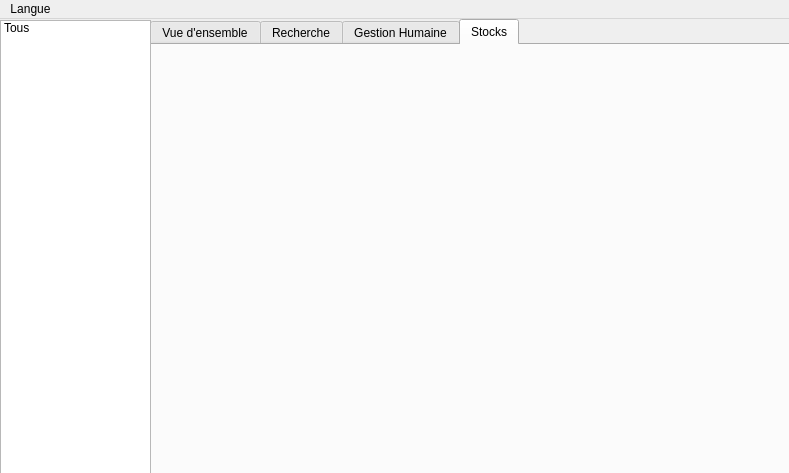
Above: mainwin.ui from limalayla/PadID_Humanitaire before the change. Below: the same form after it.
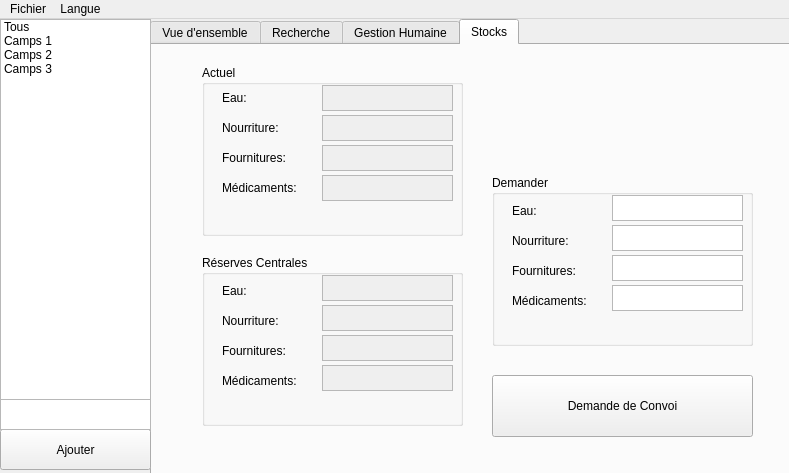
That is the form after the change. The open tabs and pages were chosen to show the change.

Commit message: Realisation du design selon la maquette

What changed in the file:
```diff
--- a/mainwin.ui
+++ b/mainwin.ui
@@ -10,6 +10,18 @@
     <height>473</height>
    </rect>
   </property>
+  <property name="minimumSize">
+   <size>
+    <width>789</width>
+    <height>473</height>
+   </size>
+  </property>
+  <property name="maximumSize">
+   <size>
+    <width>789</width>
+    <height>473</height>
+   </size>
+  </property>
   <property name="windowTitle">
    <string>MainWin</string>
   </property>
@@ -45,15 +57,379 @@
      <attribute name="title">
       <string>Stocks</string>
      </attribute>
+     <widget class="QGroupBox" name="GroupBox_Demande">
+      <property name="geometry">
+       <rect>
+        <x>340</x>
+        <y>130</y>
+        <width>261</width>
+        <height>171</height>
+       </rect>
+      </property>
+      <property name="title">
+       <string>Demander</string>
+      </property>
+      <widget class="QLabel" name="labelEauDemande">
+       <property name="geometry">
+        <rect>
+         <x>20</x>
+         <y>20</y>
+         <width>55</width>
+         <height>31</height>
+        </rect>
+       </property>
+       <property name="text">
+        <string>Eau: </string>
+       </property>
+      </widget>
+      <widget class="QLabel" name="labelMedocDemande">
+       <property name="geometry">
+        <rect>
+         <x>20</x>
+         <y>110</y>
+         <width>141</width>
+         <height>31</height>
+        </rect>
+       </property>
+       <property name="text">
+        <string>Médicaments:</string>
+       </property>
+      </widget>
+      <widget class="QLabel" name="labelFourniDemande">
+       <property name="geometry">
+        <rect>
+         <x>20</x>
+         <y>80</y>
+         <width>141</width>
+         <height>31</height>
+        </rect>
+       </property>
+       <property name="text">
+        <string>Fournitures: </string>
+       </property>
+      </widget>
+      <widget class="QLabel" name="labelNourritureDemande">
+       <property name="geometry">
+        <rect>
+         <x>20</x>
+         <y>50</y>
+         <width>71</width>
+         <height>31</height>
+        </rect>
+       </property>
+       <property name="text">
+        <string>Nourriture:</string>
+       </property>
+      </widget>
+      <widget class="QTextEdit" name="textboxDemandeEau">
+       <property name="enabled">
+        <bool>true</bool>
+       </property>
+       <property name="geometry">
+        <rect>
+         <x>120</x>
+         <y>20</y>
+         <width>131</width>
+         <height>26</height>
+        </rect>
+       </property>
+      </widget>
+      <widget class="QTextEdit" name="textBoxDemandeNourriture">
+       <property name="enabled">
+        <bool>true</bool>
+       </property>
+       <property name="geometry">
+        <rect>
+         <x>120</x>
+         <y>50</y>
+         <width>131</width>
+         <height>26</height>
+        </rect>
+       </property>
+      </widget>
+      <widget class="QTextEdit" name="TextBoxFourniDemande">
+       <property name="enabled">
+        <bool>true</bool>
+       </property>
+       <property name="geometry">
+        <rect>
+         <x>120</x>
+         <y>80</y>
+         <width>131</width>
+         <height>26</height>
+        </rect>
+       </property>
+      </widget>
+      <widget class="QTextEdit" name="TextBoxDemandeMedoc">
+       <property name="enabled">
+        <bool>true</bool>
+       </property>
+       <property name="geometry">
+        <rect>
+         <x>120</x>
+         <y>110</y>
+         <width>131</width>
+         <height>26</height>
+        </rect>
+       </property>
+      </widget>
+     </widget>
+     <widget class="QPushButton" name="Btn_Recherche_2">
+      <property name="geometry">
+       <rect>
+        <x>340</x>
+        <y>330</y>
+        <width>261</width>
+        <height>62</height>
+       </rect>
+      </property>
+      <property name="text">
+       <string>Demande de Convoi</string>
+      </property>
+     </widget>
+     <widget class="QGroupBox" name="groupBox_CampsActu">
+      <property name="geometry">
+       <rect>
+        <x>50</x>
+        <y>20</y>
+        <width>261</width>
+        <height>171</height>
+       </rect>
+      </property>
+      <property name="title">
+       <string>Actuel</string>
+      </property>
+      <widget class="QLabel" name="labelEauActu">
+       <property name="geometry">
+        <rect>
+         <x>20</x>
+         <y>20</y>
+         <width>55</width>
+         <height>26</height>
+        </rect>
+       </property>
+       <property name="text">
+        <string>Eau: </string>
+       </property>
+      </widget>
+      <widget class="QLabel" name="labelNourritureActu">
+       <property name="geometry">
+        <rect>
+         <x>20</x>
+         <y>50</y>
+         <width>71</width>
+         <height>26</height>
+        </rect>
+       </property>
+       <property name="text">
+        <string>Nourriture:</string>
+       </property>
+      </widget>
+      <widget class="QLabel" name="labelMedocActu">
+       <property name="geometry">
+        <rect>
+         <x>20</x>
+         <y>110</y>
+         <width>141</width>
+         <height>26</height>
+        </rect>
+       </property>
+       <property name="text">
+        <string>Médicaments:</string>
+       </property>
+      </widget>
+      <widget class="QLabel" name="labelFourniActu">
+       <property name="geometry">
+        <rect>
+         <x>20</x>
+         <y>80</y>
+         <width>141</width>
+         <height>26</height>
+        </rect>
+       </property>
+       <property name="text">
+        <string>Fournitures: </string>
+       </property>
+      </widget>
+      <widget class="QTextEdit" name="TextEauActu">
+       <property name="enabled">
+        <bool>false</bool>
+       </property>
+       <property name="geometry">
+        <rect>
+         <x>120</x>
+         <y>20</y>
+         <width>131</width>
+         <height>26</height>
+        </rect>
+       </property>
+      </widget>
+      <widget class="QTextEdit" name="textNourritureActu">
+       <property name="enabled">
+        <bool>false</bool>
+       </property>
+       <property name="geometry">
+        <rect>
+         <x>120</x>
+         <y>50</y>
+         <width>131</width>
+         <height>26</height>
+        </rect>
+       </property>
+      </widget>
+      <widget class="QTextEdit" name="textFourniActu">
+       <property name="enabled">
+        <bool>false</bool>
+       </property>
+       <property name="geometry">
+        <rect>
+         <x>120</x>
+         <y>80</y>
+         <width>131</width>
+         <height>26</height>
+        </rect>
+       </property>
+      </widget>
+      <widget class="QTextEdit" name="textMedocActu">
+       <property name="enabled">
+        <bool>false</bool>
+       </property>
+       <property name="geometry">
+        <rect>
+         <x>120</x>
+         <y>110</y>
+         <width>131</width>
+         <height>26</height>
+        </rect>
+       </property>
+      </widget>
+     </widget>
+     <widget class="QGroupBox" name="groupBox_Reserve">
+      <property name="geometry">
+       <rect>
+        <x>50</x>
+        <y>210</y>
+        <width>261</width>
+        <height>171</height>
+       </rect>
+      </property>
+      <property name="title">
+       <string>Réserves Centrales</string>
+      </property>
+      <widget class="QLabel" name="labelEauReserve">
+       <property name="geometry">
+        <rect>
+         <x>20</x>
+         <y>20</y>
+         <width>55</width>
+         <height>31</height>
+        </rect>
+       </property>
+       <property name="text">
+        <string>Eau: </string>
+       </property>
+      </widget>
+      <widget class="QLabel" name="labelNourritureReserve">
+       <property name="geometry">
+        <rect>
+         <x>20</x>
+         <y>50</y>
+         <width>71</width>
+         <height>31</height>
+        </rect>
+       </property>
+       <property name="text">
+        <string>Nourriture:</string>
+       </property>
+      </widget>
+      <widget class="QLabel" name="labelFourniReserve">
+       <property name="geometry">
+        <rect>
+         <x>20</x>
+         <y>80</y>
+         <width>141</width>
+         <height>31</height>
+        </rect>
+       </property>
+       <property name="text">
+        <string>Fournitures: </string>
+       </property>
+      </widget>
+      <widget class="QLabel" name="labelMedocReserve">
+       <property name="geometry">
+        <rect>
+         <x>20</x>
+         <y>110</y>
+         <width>141</width>
+         <height>31</height>
+        </rect>
+       </property>
+       <property name="text">
+        <string>Médicaments:</string>
+       </property>
+      </widget>
+      <widget class="QTextEdit" name="TextEauReserve">
+       <property name="enabled">
+        <bool>false</bool>
+       </property>
+       <property name="geometry">
+        <rect>
+         <x>120</x>
+         <y>20</y>
+         <width>131</width>
+         <height>26</height>
+        </rect>
+       </property>
+      </widget>
+      <widget class="QTextEdit" name="TextNourritureReserve">
+       <property name="enabled">
+        <bool>false</bool>
+       </property>
+       <property name="geometry">
+        <rect>
+         <x>120</x>
+         <y>50</y>
+         <width>131</width>
+         <height>26</height>
+        </rect>
+       </property>
+      </widget>
+      <widget class="QTextEdit" name="TextFourniReserve">
+       <property name="enabled">
+        <bool>false</bool>
+       </property>
+       <property name="geometry">
+        <rect>
+         <x>120</x>
+         <y>80</y>
+         <width>131</width>
+         <height>26</height>
+        </rect>
+       </property>
+      </widget>
+      <widget class="QTextEdit" name="TextMedocReserve">
+       <property name="enabled">
+        <bool>false</bool>
+       </property>
+       <property name="geometry">
+        <rect>
+         <x>120</x>
+         <y>110</y>
+         <width>131</width>
+         <height>26</height>
+        </rect>
+       </property>
+      </widget>
+     </widget>
     </widget>
    </widget>
    <widget class="QListWidget" name="list_camps">
     <property name="geometry">
      <rect>
       <x>0</x>
-      <y>1</y>
+      <y>0</y>
       <width>151</width>
-      <height>461</height>
+      <height>381</height>
      </rect>
     </property>
     <item>
@@ -61,6 +437,47 @@
       <string>Tous</string>
      </property>
     </item>
+    <item>
+     <property name="text">
+      <string>Camps 1</string>
+     </property>
+    </item>
+    <item>
+     <property name="text">
+      <string>Camps 2</string>
+     </property>
+    </item>
+    <item>
+     <property name="text">
+      <string>Camps 3</string>
+     </property>
+    </item>
+   </widget>
+   <widget class="QPushButton" name="Btn_Ajout_Camps">
+    <property name="geometry">
+     <rect>
+      <x>0</x>
+      <y>410</y>
+      <width>151</width>
+      <height>41</height>
+     </rect>
+    </property>
+    <property name="text">
+     <string>Ajouter</string>
+    </property>
+   </widget>
+   <widget class="QTextEdit" name="TextRechercheCamps">
+    <property name="enabled">
+     <bool>true</bool>
+    </property>
+    <property name="geometry">
+     <rect>
+      <x>0</x>
+      <y>380</y>
+      <width>151</width>
+      <height>31</height>
+     </rect>
+    </property>
    </widget>
   </widget>
   <widget class="QMenuBar" name="menuBar">
@@ -79,6 +496,12 @@
     <addaction name="actionFran_ais"/>
     <addaction name="actionAnglais"/>
    </widget>
+   <widget class="QMenu" name="menuFichier">
+    <property name="title">
+     <string>Fichier</string>
+    </property>
+   </widget>
+   <addaction name="menuFichier"/>
    <addaction name="menuLangue"/>
   </widget>
   <action name="actionFran_ais">
```
Left out of the diff: 542 changed lines with no effect on the pictures.
